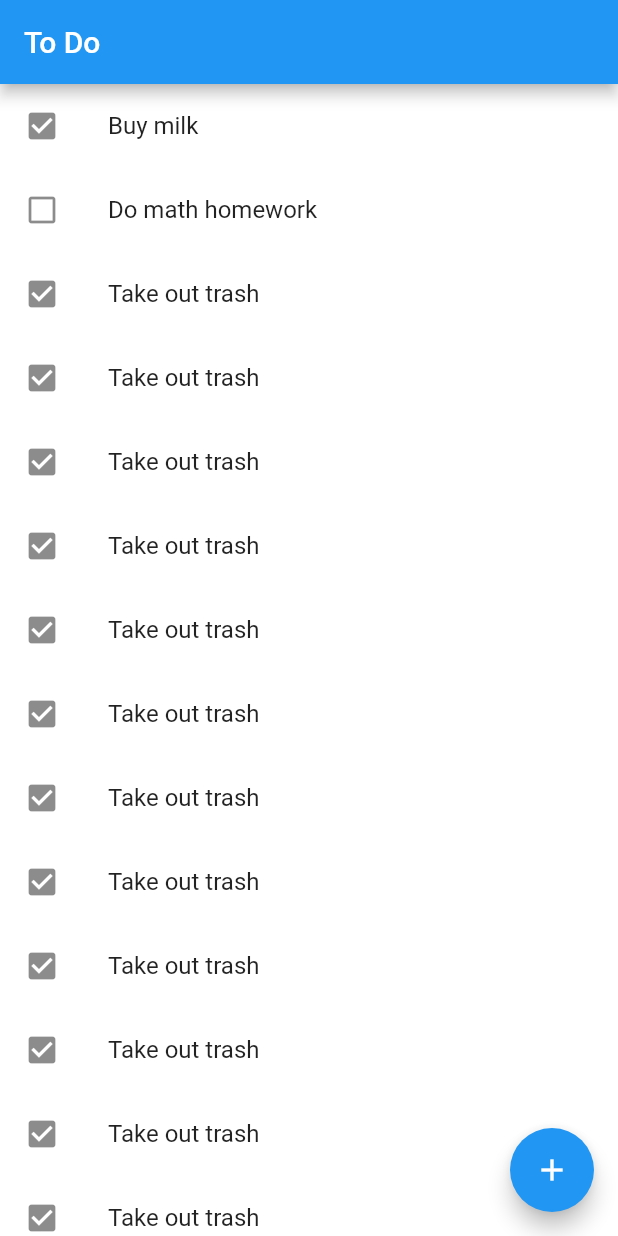
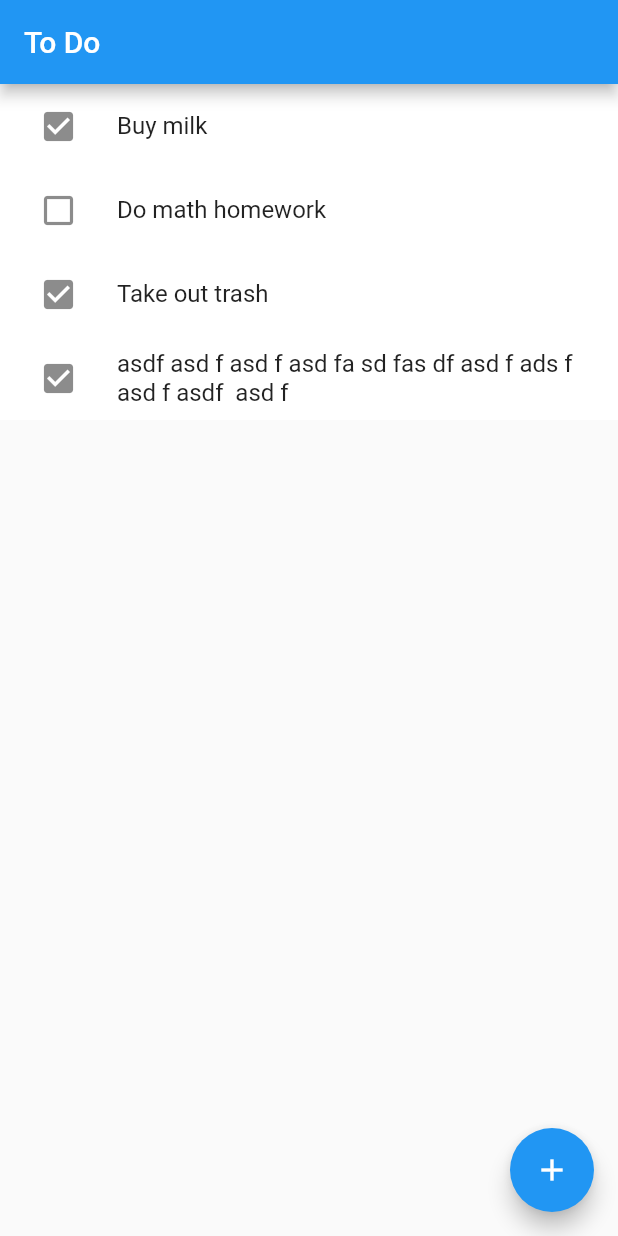
Before and after one commit to HaydenLeBaron/doit, a Flutter app: the screen it shows after launch, on a phone screen of 412 x 824 dp. Run offline on Flutter 3.47's test engine with Material 2 defaults, Android fonts, the phone set to English and light mode, and no system bars.

Commit message:
WIP: (can create ui tasks, but they don't appear immediately)

```diff
--- a/doit/lib/main.dart
+++ b/doit/lib/main.dart
@@ -36,80 +36,99 @@ class HomePage extends StatelessWidget {
       appBar: AppBar(
           title: Text("To Do"),
           backgroundColor: Theme.of(context).primaryColor),
-      body: TodoList(),
+      body: TodoList(taskItems: [
+        TaskItem(titleText: "Buy milk", isChecked: true),
+        TaskItem(titleText: "Do math homework", isChecked: false),
+        TaskItem(titleText: "Take out trash", isChecked: true),
+        TaskItem(
+            titleText:
+                "asdf asd f asd f asd fa sd fas df asd f ads f asd f asdf  asd f",
+            isChecked: true),
+      ]),
+    );
+  }
+}
+
+class TodoList extends StatefulWidget {
+  TodoList({Key key, @required this.taskItems}) : super(key: key);
+
+  List<TaskItem> taskItems;
+  ListView listView;
+
+  @override
+  _TodoListState createState() => _TodoListState();
+}
+
+class _TodoListState extends State<TodoList> {
+  @override
+  Widget build(BuildContext context) {
+    widget.listView = ListView(children: widget.taskItems);
+    return Scaffold(
+      body: widget.listView,
+      //body: ListView(children: widget.taskItems),
       floatingActionButton: FloatingActionButton(
         backgroundColor: Theme.of(context).primaryColor,
         child: Icon(
           Icons.add,
           color: Theme.of(context).accentColor,
         ),
-        onPressed: () => {}, // TODO: implement onpressed function
+        onPressed: () {
+          setState(() {
+            widget.taskItems.add(TaskItem(
+              isChecked: false,
+              titleText: "New Item!",
+            ));
+            widget.listView = ListView(children: widget.taskItems);
+            widget.listView.build(context);
+            print("FAB pressed");
+            print(widget.taskItems);
+          });
+        }, // TODO: implement onpressed function
       ),
     );
   }
 }
 
-class TodoList extends StatelessWidget {
-  const TodoList({Key key}) : super(key: key);
+class TaskItem extends StatefulWidget {
+  TaskItem({Key key, @required this.titleText, @required this.isChecked})
+      : super(key: key);
 
+  String titleText;
+  bool isChecked;
   @override
-  Widget build(BuildContext context) {
-    return Container(
-      child: ListView(
-        children: [
-          TaskItem(titleText: "Buy milk", isChecked: true),
-          TaskItem(titleText: "Do math homework", isChecked: false),
-          TaskItem(titleText: "Take out trash", isChecked: true),
-          TaskItem(titleText: "Take out trash", isChecked: true),
-          TaskItem(titleText: "Take out trash", isChecked: true),
-          TaskItem(titleText: "Take out trash", isChecked: true),
-          TaskItem(titleText: "Take out trash", isChecked: true),
-          TaskItem(titleText: "Take out trash", isChecked: true),
-          TaskItem(titleText: "Take out trash", isChecked: true),
-          TaskItem(titleText: "Take out trash", isChecked: true),
-          TaskItem(titleText: "Take out trash", isChecked: true),
-          TaskItem(titleText: "Take out trash", isChecked: true),
-          TaskItem(titleText: "Take out trash", isChecked: true),
-          TaskItem(titleText: "Take out trash", isChecked: true),
-          TaskItem(titleText: "Take out trash", isChecked: true),
-          TaskItem(titleText: "Take out trash", isChecked: true),
-          TaskItem(titleText: "Take out trash", isChecked: true),
-          TaskItem(titleText: "Take out trash", isChecked: true),
-          TaskItem(titleText: "Take out trash", isChecked: true),
-          TaskItem(titleText: "Take out trash", isChecked: true),
-          TaskItem(titleText: "Take out trash", isChecked: true),
-          TaskItem(titleText: "Take out trash", isChecked: true),
-          TaskItem(titleText: "Take out trash", isChecked: true),
-        ],
-      ),
-    );
-  }
+  _TaskItemState createState() => _TaskItemState();
 }
 
-class TaskItem extends StatelessWidget {
-  const TaskItem({Key key, @required this.titleText, @required this.isChecked})
-      : super(key: key);
-
-  final String titleText;
-  final bool isChecked;
-
+class _TaskItemState extends State<TaskItem> {
   @override
   Widget build(BuildContext context) {
     return Container(
       child: GestureDetector(
         child: ListTile(
           leading: GestureDetector(
-            child: Icon(this.isChecked
-                ? Icons.check_box
-                : Icons.check_box_outline_blank),
-            onTap: () => {}, // TODO: Implement check/uncheck on tap (1)
+            child: Padding(
+              padding: const EdgeInsets.all(10.0),
+              child: Icon(
+                widget.isChecked
+                    ? Icons.check_box
+                    : Icons.check_box_outline_blank,
+                size: 26,
+              ),
+            ),
+            onTap: () {
+              setState(() {
+                widget.isChecked = !widget.isChecked;
+              });
+
+              // TODO: implement backend logic
+            },
           ),
           tileColor: Theme.of(context).accentColor,
-          title: Text(this.titleText),
-          onLongPress: () => {}, // TODO: Implement move item on long-press (3)
+          title: Text(widget.titleText),
+          onLongPress: () {}, // TODO: Implement move item on long-press (3)
         ),
-        onHorizontalDragEnd: (DragEndDetails details) =>
-            {}, // TODO: Implement delete item on horizontal drag (2)
+        onHorizontalDragEnd: (DragEndDetails
+            details) {}, // TODO: Implement delete item on horizontal drag (2)
       ),
     );
   }
```
